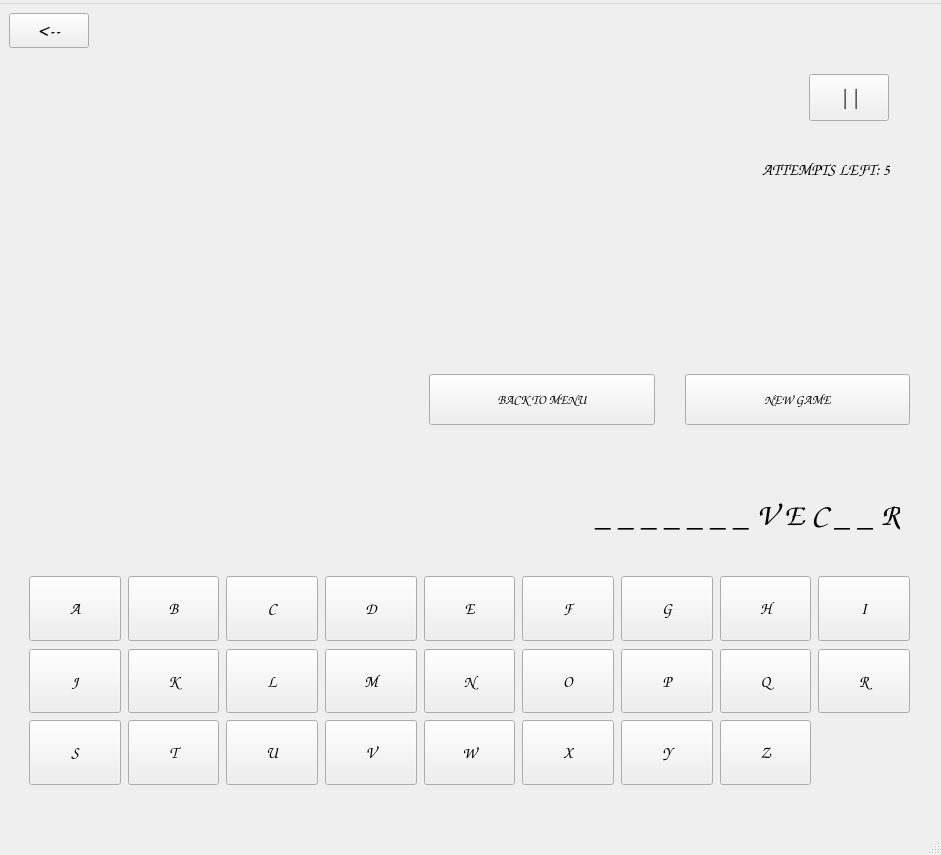
Old version of the form GUI/Forms/mainwindow.ui in the repository dmitrykitty/hang-game.
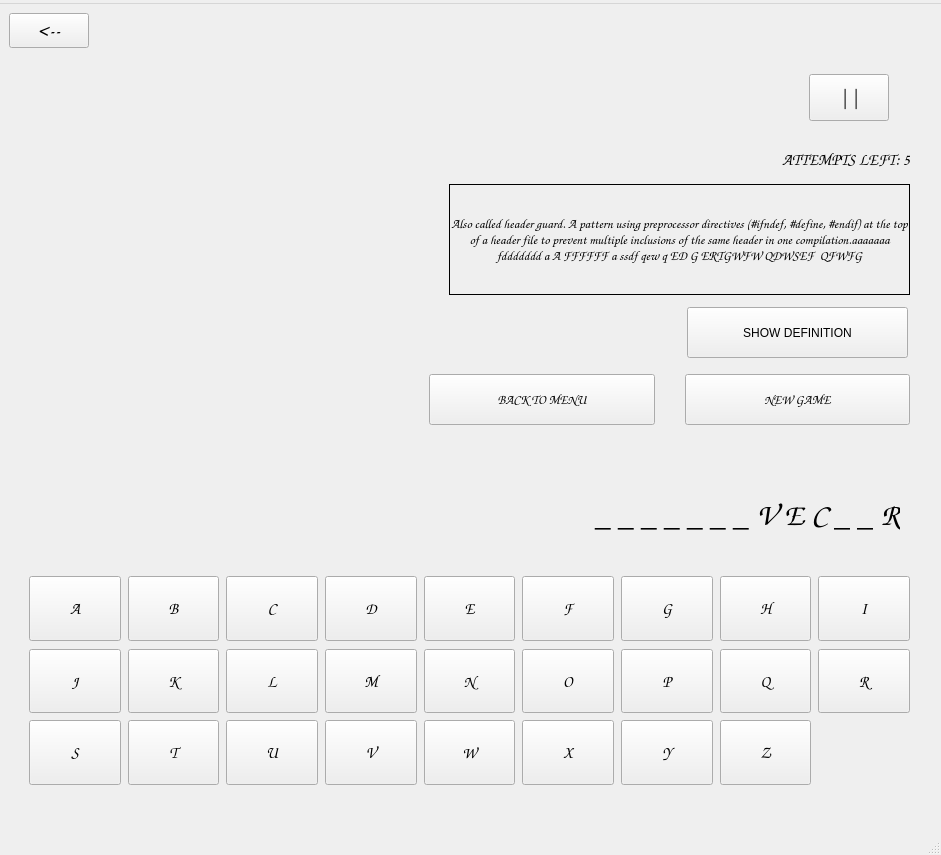
New version of the form.

Commit message: Definition display added

The edit to the form file:
```diff
--- a/GUI/Forms/mainwindow.ui
+++ b/GUI/Forms/mainwindow.ui
@@ -1037,8 +1037,8 @@
        <widget class="QLabel" name="labelAttemptsLeft">
         <property name="geometry">
          <rect>
-          <x>640</x>
-          <y>90</y>
+          <x>660</x>
+          <y>80</y>
           <width>241</width>
           <height>51</height>
          </rect>
@@ -1060,7 +1060,7 @@
          <set>Qt::AlignmentFlag::AlignRight|Qt::AlignmentFlag::AlignTrailing|Qt::AlignmentFlag::AlignVCenter</set>
         </property>
        </widget>
-       <widget class="QWidget" name="">
+       <widget class="QWidget" name="layoutWidget">
         <property name="geometry">
          <rect>
           <x>420</x>
@@ -1115,6 +1115,57 @@
          </item>
         </layout>
        </widget>
+       <widget class="QPushButton" name="buttonShowDefinition">
+        <property name="geometry">
+         <rect>
+          <x>678</x>
+          <y>253</y>
+          <width>221</width>
+          <height>51</height>
+         </rect>
+        </property>
+        <property name="text">
+         <string>SHOW DEFINITION</string>
+        </property>
+       </widget>
+       <widget class="QLabel" name="labelDefinition">
+        <property name="geometry">
+         <rect>
+          <x>440</x>
+          <y>130</y>
+          <width>461</width>
+          <height>111</height>
+         </rect>
+        </property>
+        <property name="font">
+         <font>
+          <family>Comic Sans MS</family>
+          <pointsize>10</pointsize>
+          <bold>false</bold>
+         </font>
+        </property>
+        <property name="layoutDirection">
+         <enum>Qt::LayoutDirection::LeftToRight</enum>
+        </property>
+        <property name="frameShape">
+         <enum>QFrame::Shape::Box</enum>
+        </property>
+        <property name="frameShadow">
+         <enum>QFrame::Shadow::Plain</enum>
+        </property>
+        <property name="text">
+         <string>Also called header guard. A pattern using preprocessor directives (#ifndef, #define, #endif) at the top of a header file to prevent multiple inclusions of the same header in one compilation.aaaaaaa fddddddd a A FFFFFF a ssdf qew q ED G ERTGWFW QDWSEF  QFWFG</string>
+        </property>
+        <property name="textFormat">
+         <enum>Qt::TextFormat::AutoText</enum>
+        </property>
+        <property name="alignment">
+         <set>Qt::AlignmentFlag::AlignCenter</set>
+        </property>
+        <property name="wordWrap">
+         <bool>true</bool>
+        </property>
+       </widget>
       </widget>
       <widget class="QWidget" name="pageStatistics">
        <widget class="QLabel" name="label_2">
```
Left out of the diff: 2 changed lines with no effect on the pictures. The commit also changes 61 other files.
